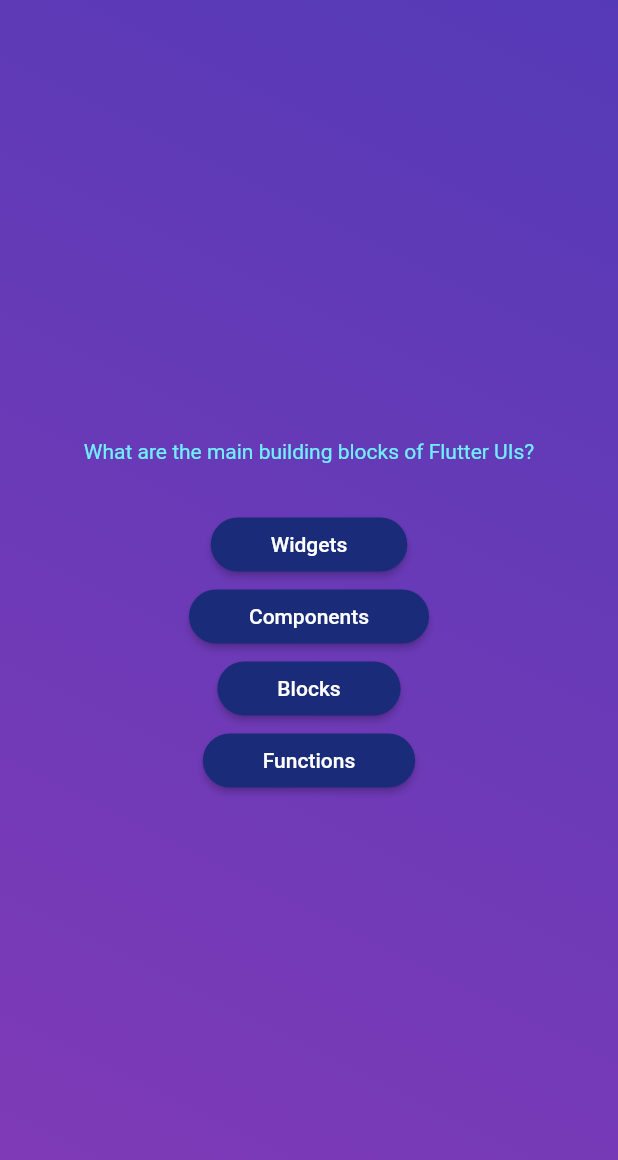
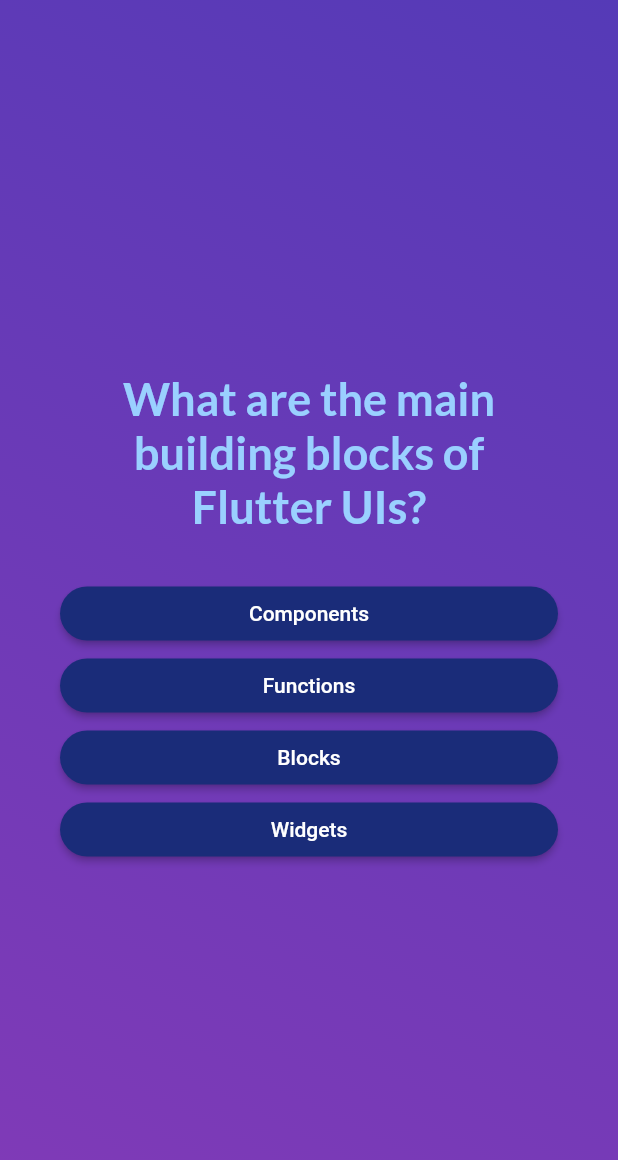
Before and after one commit to alfazMemon1625/Quiz_app, a Flutter app: the screen it shows after launch, after a tap on "Start Quiz", on a phone screen of 412 x 824 dp. Shown: the top 1160 px of the screen. Run offline on Flutter 3.47's test engine with Material 2 defaults, Android fonts, the phone set to English and light mode, and no system bars; our stand-ins replace google_fonts.

Commit message:
day5 comleted

```diff
--- a/lib/ans_button.dart
+++ b/lib/ans_button.dart
@@ -18,7 +18,10 @@ class AnsButton extends StatelessWidget {
           shape:
               RoundedRectangleBorder(borderRadius: BorderRadius.circular(30))),
       onPressed: onTap,
-      child: Text(ansText),
+      child: Text(
+        ansText,
+        textAlign: TextAlign.center,
+      ),
     );
   }
 }
--- a/lib/model/quiz_question.dart
+++ b/lib/model/quiz_question.dart
@@ -2,4 +2,10 @@ class QuizQuestion {
   const QuizQuestion(this.text, this.ans);
   final String text;
   final List<String> ans;
+
+  List<String> getshuffledQues() {
+    final getshuffle = List.of(ans);
+    getshuffle.shuffle();
+    return getshuffle;
+  }
 }
--- a/lib/question_scr.dart
+++ b/lib/question_scr.dart
@@ -1,53 +1,68 @@
 import 'package:flutter/material.dart';
 import 'package:quiz_app/ans_button.dart';
 import 'package:quiz_app/data/data_que.dart';
+import 'package:google_fonts/google_fonts.dart';
 
 class QuestionScr extends StatefulWidget {
-  const QuestionScr({super.key});
+  const QuestionScr({super.key, required this.onSelectAns});
+    //passing function as value for ans add
+  final void Function(String answer) onSelectAns;
   @override
   State<QuestionScr> createState() {
     return _QuestionScrState();
   }
 }
 
+
+
 class _QuestionScrState extends State<QuestionScr> {
+  var currentQuestionIndex = 0;
+
+
+  void answerQuestion(String selectedAns) {
+      //passing function as value for ans add
+    widget.onSelectAns(selectedAns);
+    setState(() {
+      currentQuestionIndex += 1;
+    });
+  }
+
+
+
+
   @override
   Widget build(context) {
-    final currentQuestion = questions[0];
+    final currentQuestion = questions[currentQuestionIndex];
     // second method for cokunm centre replace a"centre" widget and mainAxisalignment
     return SizedBox(
       width: double.infinity,
+      child: Container(
+        margin: const EdgeInsets.all(40),
         child: Column(
           mainAxisAlignment: MainAxisAlignment.center,
+          crossAxisAlignment: CrossAxisAlignment.stretch,
           children: [
             Text(
               currentQuestion.text,
-            style: const TextStyle(
-              color: Color.fromARGB(255, 113, 238, 255),
-              // fontWeight: FontWeight.bold,
-              // fontSize: 30
-            ),
+              style: GoogleFonts.lato(
+                  color: const Color.fromARGB(255, 154, 208, 255),
+                  fontWeight: FontWeight.bold,
+                  fontSize: 30),
+              textAlign: TextAlign.center,
             ),
             const SizedBox(
               height: 30,
             ),
-          AnsButton(
-            ansText: currentQuestion.ans[0],
-            onTap: () {},
+            ...currentQuestion.getshuffledQues().map((answer) {
+              return AnsButton(
+                ansText: answer,
+                onTap: () {
+                  answerQuestion(answer);
+                },
+              );
+            }),
+          ],
         ),
-          AnsButton(
-            ansText: currentQuestion.ans[1],
-            onTap: () {},
-          ),
-          AnsButton(
-            ansText: currentQuestion.ans[2],
-            onTap: () {},
-          ),
-          AnsButton(
-            ansText: currentQuestion.ans[3],
-            onTap: () {},
-          ),
-        ],
       ),
     );
   }
--- a/lib/quiz.dart
+++ b/lib/quiz.dart
@@ -1,5 +1,7 @@
 import 'package:flutter/material.dart';
+import 'package:quiz_app/data/data_que.dart';
 import 'package:quiz_app/question_scr.dart';
+import 'package:quiz_app/result_screen.dart';
 import 'package:quiz_app/start_screen.dart';
 
 class Quiz extends StatefulWidget {
@@ -11,6 +13,8 @@ class Quiz extends StatefulWidget {
 }
 
 class _QuizState extends State<Quiz> {
+  //passing function as value for ans add
+  List<String> selectedAns = [];
   // second method
   var activeScreen = 'start-screen';
 
@@ -28,6 +32,19 @@ class _QuizState extends State<Quiz> {
     });
   }
 
+  //passing function as value
+  void chooseAns(String answer) {
+    selectedAns.add(answer);
+    //when all ans done then again page start
+    if (selectedAns.length == questions.length) {
+      setState(() {
+        selectedAns = [];
+        // activeScreen = 'start-screen';
+        activeScreen = 'result-screen';
+      });
+    }
+  }
+
   @override
   Widget build(context) {
     // fist method with ternary oprator
@@ -39,7 +56,14 @@ class _QuizState extends State<Quiz> {
 
     Widget screenWidget = StartScreen(switchScreen);
     if (activeScreen == 'qustion-screen') {
-      screenWidget = const QuestionScr();
+      screenWidget = QuestionScr(
+        //passing function as value for ans add
+        onSelectAns: chooseAns,
+      );
+    }
+
+    if (activeScreen == "result-screen") {
+      screenWidget =  ResultsScreen(choosenAnswers: selectedAns,);
     }
     return MaterialApp(
       home: Scaffold(
--- a/lib/start_screen.dart
+++ b/lib/start_screen.dart
@@ -1,4 +1,5 @@
 import 'package:flutter/material.dart';
+import 'package:google_fonts/google_fonts.dart';
 
 class StartScreen extends StatelessWidget {
   const StartScreen(this.startQuiz, {super.key});
@@ -28,10 +29,10 @@ class StartScreen extends StatelessWidget {
           //   ),
           // ),
           const SizedBox(height: 80),
-          const Text(
+          Text(
             "Learn Flutter with fun way!",
-            style: TextStyle(
-                color: Color.fromARGB(255, 194, 235, 255),
+            style: GoogleFonts.lato(
+                color: const Color.fromARGB(255, 194, 235, 255),
                 fontWeight: FontWeight.bold,
                 fontSize: 30),
           ),
--- a/pubspec.yaml
+++ b/pubspec.yaml
@@ -35,6 +35,7 @@ dependencies:
   # The following adds the Cupertino Icons font to your application.
   # Use with the CupertinoIcons class for iOS style icons.
   cupertino_icons: ^1.0.2
+  google_fonts: ^5.1.0
 
 dev_dependencies:
   flutter_test:
```
Also changed, not shown: lib/result_screen.dart (added, +30 -0 lines), pubspec.lock, 1 other file. Lines whose indentation alone changed are shown as unchanged.
